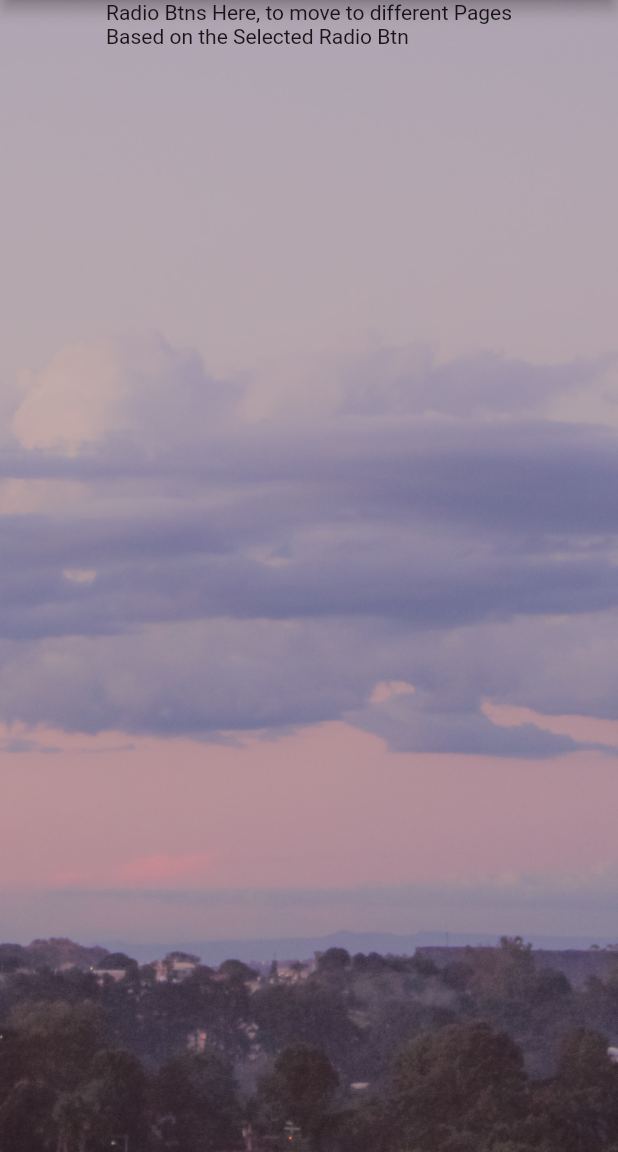
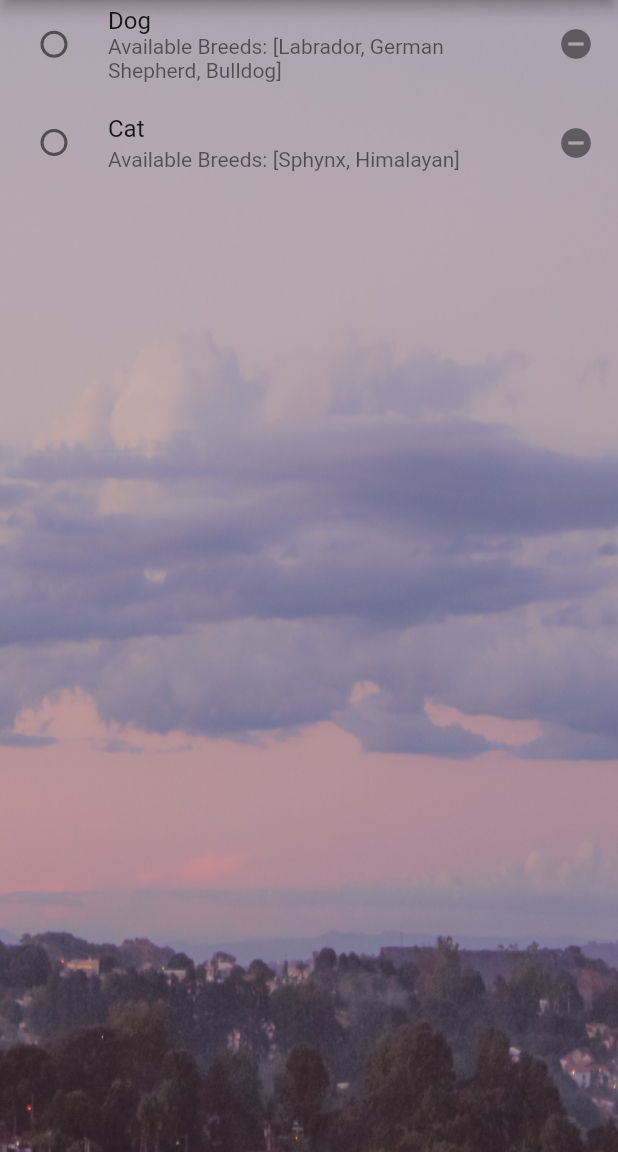
Before and after one commit to Ramsay99/Flutter_Assignment-7, a Flutter app: the screen it shows after launch, on a phone screen of 412 x 824 dp, the part 84-1236 px from its top. Run offline on Flutter 3.47's test engine with Material 2 defaults, Android fonts, the phone set to English and light mode, and no system bars.

Commit message:
.
-Two classes added.
-ListView.Builder added in main.
ToDo: make it Functional

```diff
--- /dev/null
+++ b/main/lib/animal.dart
@@ -0,0 +1,23 @@
+class animal {
+  static List animalsType = [];
+  String _type = "";
+  List _availableBreeds = [];
+
+  animal(String type) {
+    _type = type;
+    animalsType.add(this);
+    print("$_type Added Successfully!");
+  }
+
+  String getType() {
+    return _type;
+  }
+
+  List getAvailableBreeds() {
+    return _availableBreeds;
+  }
+
+  void addToAvailableBreeds(String newAvailableBreed) {
+    _availableBreeds.add(newAvailableBreed);
+  }
+}
--- a/main/lib/main.dart
+++ b/main/lib/main.dart
@@ -2,6 +2,8 @@
 
 import 'package:flutter/cupertino.dart';
 import 'package:flutter/material.dart';
+import 'package:main/StaticVals.dart';
+import 'package:main/animal.dart';
 
 void main(List<String> args) {
   runApp(MyApp());
@@ -23,11 +25,12 @@ class MyApp extends StatelessWidget {
         ),
         body: Center(
           child: Container(
+            width: staticVals.maxWidth,
             decoration: BoxDecoration(
               image: DecorationImage(
                 image:
                     ExactAssetImage('images/Home_BackGround_BrownishSky.jpg'),
-                fit: BoxFit.fitHeight,
+                fit: BoxFit.fill,
               ),
             ),
             child: Home(),
@@ -48,11 +51,42 @@ class Home extends StatefulWidget {
 class _HomeState extends State<Home> {
   @override
   Widget build(BuildContext context) {
+    animal.animalsType.clear();
+    animal dog = animal("Dog");
+    dog.addToAvailableBreeds("Labrador");
+    dog.addToAvailableBreeds("German Shepherd");
+    dog.addToAvailableBreeds("Bulldog");
+
+    animal cat = animal("Cat");
+    cat.addToAvailableBreeds("Sphynx");
+    cat.addToAvailableBreeds("Himalayan");
+
     return Container(
       width: double.infinity,
       height: double.infinity,
       alignment: Alignment.topCenter,
-      child: Text("Radio Btns Here, to move to different Pages\nBased on the Selected Radio Btn"),
+      child: SizedBox(
+        width: staticVals.maxWidth,
+        child: ListView.builder(
+          itemCount: animal.animalsType.length,
+          itemBuilder: (context, index) {
+            return RadioListTile(
+              value: animal.animalsType[index].getType().toString(),
+              groupValue: staticVals.radioBox_AnimalsGroupBox,
+              onChanged: (value) {
+                staticVals.radioBox_AnimalsGroupBox =
+                    animal.animalsType[index].getType().toString();
+                print("GroupBox: ${staticVals.radioBox_AnimalsGroupBox}");
+                print("Value: ${animal.animalsType[index].getType().toString()}");
+              },
+              title: Text(animal.animalsType[index].getType()),
+              subtitle: Text(
+                  "Available Breeds: ${animal.animalsType[index].getAvailableBreeds()}"),
+              secondary: Icon(Icons.remove_circle),
+            );
+          },
+        ),
+      ),
     );
   }
 }
--- /dev/null
+++ b/main/lib/staticVals.dart
@@ -0,0 +1,6 @@
+class staticVals {
+  static double _BACKGROUNDPIC_WIDTH = 600;
+  static int _UNDEFINED = -1;
+  static double maxWidth = _BACKGROUNDPIC_WIDTH;
+  static String radioBox_AnimalsGroupBox = "";
+}
```
